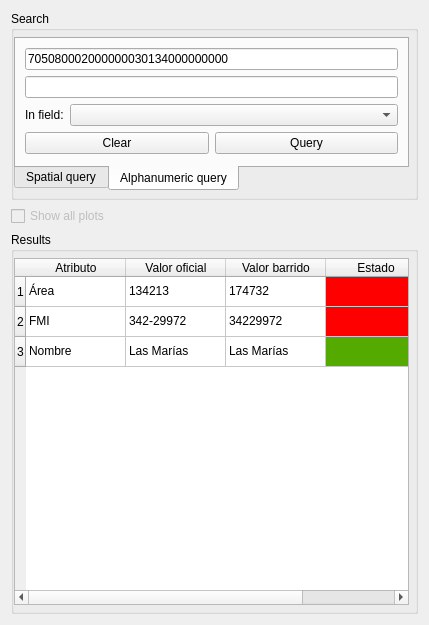
Above: asistente_ladm_col/ui/change_detection/changes_per_parcel_panel_widget.ui from SwissTierrasColombia/Asistente-LADM-COL before the change. Below: the same form after it.
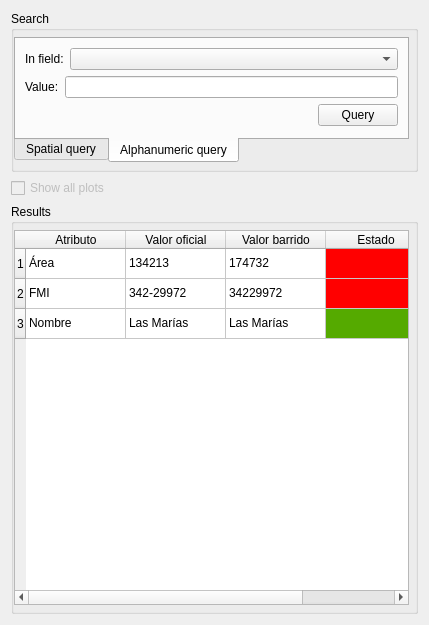
That is the form after the change. The open tabs and pages were chosen to show the change. Custom widgets are drawn as their Qt base class.

Diff of the .ui file:
```diff
--- a/asistente_ladm_col/ui/change_detection/changes_per_parcel_panel_widget.ui
+++ b/asistente_ladm_col/ui/change_detection/changes_per_parcel_panel_widget.ui
@@ -50,36 +50,48 @@
          <enum>QTabWidget::South</enum>
         </property>
         <property name="currentIndex">
-         <number>1</number>
+         <number>0</number>
         </property>
         <widget class="QWidget" name="tab_plot_coordinates">
          <attribute name="title">
           <string>Spatial query</string>
          </attribute>
          <layout class="QGridLayout" name="gridLayout_5">
-          <item row="0" column="0">
-           <widget class="QLabel" name="label_2">
+          <item row="0" column="1">
+           <widget class="QPushButton" name="btn_identify_plot">
             <property name="text">
-             <string>Select a Plot feature to identify related information:</string>
+             <string>Select a plot in the map</string>
             </property>
-            <property name="alignment">
-             <set>Qt::AlignCenter</set>
+            <property name="checkable">
+             <bool>true</bool>
             </property>
            </widget>
           </item>
-          <item row="2" column="0">
-           <layout class="QHBoxLayout" name="horizontalLayout_3">
-            <item alignment="Qt::AlignHCenter">
-             <widget class="QPushButton" name="btn_identify_plot">
-              <property name="text">
-               <string>Identify</string>
-              </property>
-              <property name="checkable">
-               <bool>true</bool>
-              </property>
-             </widget>
-            </item>
-           </layout>
+          <item row="0" column="0">
+           <spacer name="horizontalSpacer_2">
+            <property name="orientation">
+             <enum>Qt::Horizontal</enum>
+            </property>
+            <property name="sizeHint" stdset="0">
+             <size>
+              <width>40</width>
+              <height>20</height>
+             </size>
+            </property>
+           </spacer>
+          </item>
+          <item row="0" column="2">
+           <spacer name="horizontalSpacer_3">
+            <property name="orientation">
+             <enum>Qt::Horizontal</enum>
+            </property>
+            <property name="sizeHint" stdset="0">
+             <size>
+              <width>40</width>
+              <height>20</height>
+             </size>
+            </property>
+           </spacer>
           </item>
          </layout>
         </widget>
@@ -87,26 +99,8 @@
          <attribute name="title">
           <string>Alphanumeric query</string>
          </attribute>
-         <layout class="QGridLayout" name="gridLayout_7">
-          <item row="3" column="0">
-           <layout class="QHBoxLayout" name="horizontalLayout_2">
-            <item>
-             <widget class="QPushButton" name="btn_clear_alphanumeric_query">
-              <property name="text">
-               <string>Clear</string>
-              </property>
-             </widget>
-            </item>
-            <item>
-             <widget class="QPushButton" name="btn_alphanumeric_query">
-              <property name="text">
-               <string>Query</string>
-              </property>
-             </widget>
-            </item>
-           </layout>
-          </item>
-          <item row="2" column="0">
+         <layout class="QGridLayout" name="gridLayout_4">
+          <item row="0" column="0">
            <layout class="QHBoxLayout" name="horizontalLayout">
             <item>
              <widget class="QLabel" name="label">
@@ -127,28 +121,47 @@
             </item>
            </layout>
           </item>
-          <item row="0" column="0">
-           <widget class="QLineEdit" name="txt_alphanumeric_query">
-            <property name="text">
-             <string>705080002000000030134000000000</string>
-            </property>
-            <property name="placeholderText">
-             <string>Search for...</string>
-            </property>
-           </widget>
-          </item>
           <item row="1" column="0">
-           <widget class="QgsFilterLineEdit" name="mLineEdit">
-            <property name="showSearchIcon">
-             <bool>true</bool>
-            </property>
-            <property name="showSpinner">
-             <bool>false</bool>
-            </property>
-            <property name="qgisRelation" stdset="0">
-             <string notr="true"/>
-            </property>
-           </widget>
+           <layout class="QHBoxLayout" name="horizontalLayout_4">
+            <item>
+             <widget class="QLabel" name="label_3">
+              <property name="text">
+               <string>Value:</string>
+              </property>
+             </widget>
+            </item>
+            <item>
+             <widget class="QgsFieldValuesLineEdit" name="txt_alphanumeric_query">
+              <property name="qgisRelation" stdset="0">
+               <string notr="true"/>
+              </property>
+             </widget>
+            </item>
+           </layout>
+          </item>
+          <item row="2" column="0">
+           <layout class="QHBoxLayout" name="horizontalLayout_2">
+            <item>
+             <spacer name="horizontalSpacer">
+              <property name="orientation">
+               <enum>Qt::Horizontal</enum>
+              </property>
+              <property name="sizeHint" stdset="0">
+               <size>
+                <width>40</width>
+                <height>20</height>
+               </size>
+              </property>
+             </spacer>
+            </item>
+            <item>
+             <widget class="QPushButton" name="btn_alphanumeric_query">
+              <property name="text">
+               <string>Query</string>
+              </property>
+             </widget>
+            </item>
+           </layout>
           </item>
          </layout>
         </widget>
@@ -339,9 +352,9 @@
  </widget>
  <customwidgets>
   <customwidget>
-   <class>QgsFilterLineEdit</class>
+   <class>QgsFieldValuesLineEdit</class>
    <extends>QLineEdit</extends>
-   <header>qgsfilterlineedit.h</header>
+   <header>qgsfieldvalueslineedit.h</header>
   </customwidget>
  </customwidgets>
  <resources/>
```
